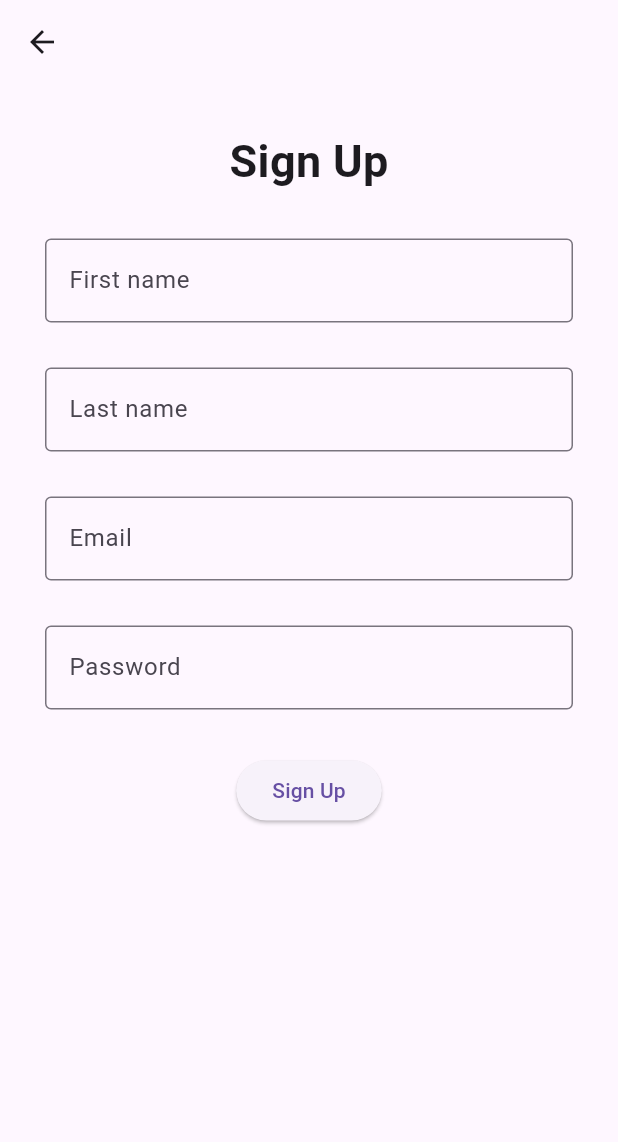
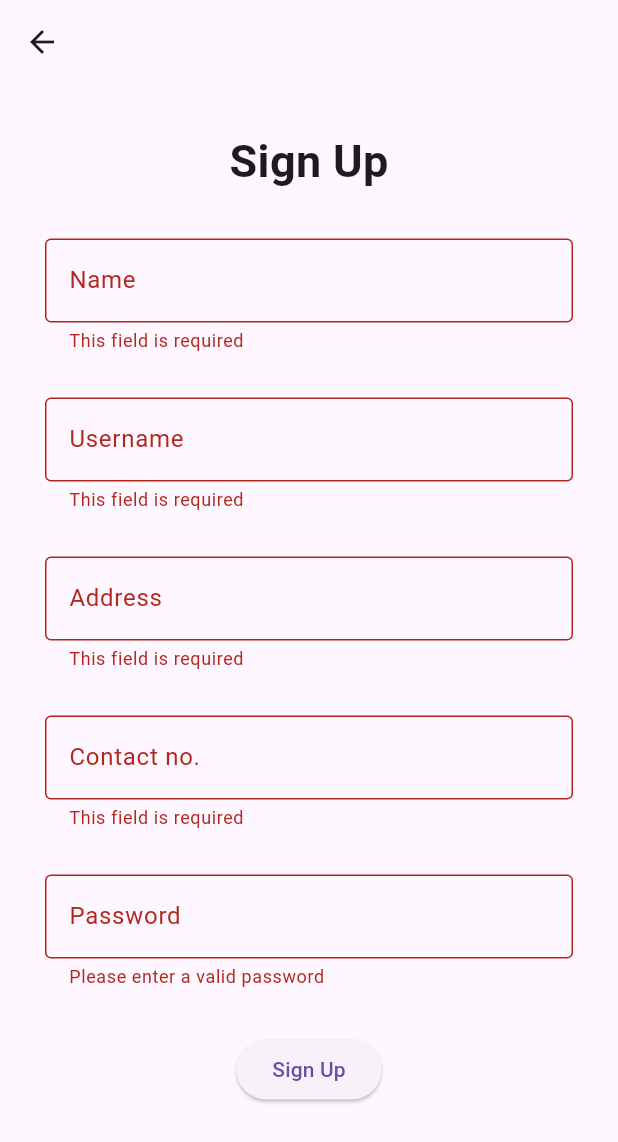
Before and after one commit to CinthSimbulan/CMSC-23-Project, a Flutter app: the SignUpPage screen opened directly, after a tap on "Sign Up", on a phone screen of 412 x 824 dp. Shown: the top 1142 px of the screen. Run offline on Flutter 3.47's test engine with Material 3 defaults, Android fonts, the phone set to English and light mode, and no system bars; our stand-ins replace image_picker.

Commit message:
Feat: Added the sign up and sign in pages

```diff
--- a/cmsc_23_project/lib/pages/SignInPage/signup.dart
+++ b/cmsc_23_project/lib/pages/SignInPage/signup.dart
@@ -14,14 +14,16 @@ class SignUpPage extends StatefulWidget {
 
 class _SignUpState extends State<SignUpPage> {
   final _formKey = GlobalKey<FormState>();
-  String? firstname;
-  String? lastname;
-  String? email;
+  String? name;
+  String? username;
+  String? address;
+  String? contact;
   String? password;
   final Map<String, dynamic> details = {
-    "Firstname": "",
-    "Lastname": "",
-    "Email": "",
+    "Name": "",
+    "Username": "",
+    "Address": "",
+    "Contact": ""
   };
 
   @override
@@ -37,9 +39,11 @@ class _SignUpState extends State<SignUpPage> {
                 mainAxisAlignment: MainAxisAlignment.center,
                 children: [
                   heading,
-                  firstnameField,
-                  lastnameField,
-                  emailField,
+                  nameField,
+                  usernameField,
+                  addressField,
+                  contactField,
+                  // emailField,
                   passwordField,
                   submitButton
                 ],
@@ -57,16 +61,16 @@ class _SignUpState extends State<SignUpPage> {
         ),
       );
 
-  Widget get firstnameField => Padding(
+  Widget get nameField => Padding(
         padding: const EdgeInsets.only(bottom: 30),
         child: TextFormField(
           decoration: const InputDecoration(
               border: OutlineInputBorder(),
-              label: Text("First name"),
-              hintText: "Enter your first name"),
+              label: Text("Name"),
+              hintText: "Enter your name"),
           onSaved: (value) => setState(() {
-            firstname = value;
-            details['Firstname'] = firstname;
+            name = value;
+            details['Name'] = name;
           }),
           validator: (value) {
             if (value == null || value.isEmpty) {
@@ -77,16 +81,16 @@ class _SignUpState extends State<SignUpPage> {
         ),
       );
 
-  Widget get lastnameField => Padding(
+  Widget get usernameField => Padding(
         padding: const EdgeInsets.only(bottom: 30),
         child: TextFormField(
           decoration: const InputDecoration(
               border: OutlineInputBorder(),
-              label: Text("Last name"),
-              hintText: "Enter your last name"),
+              label: Text("Username"),
+              hintText: "Enter your username"),
           onSaved: (value) => setState(() {
-            lastname = value;
-            details['Lastname'] = lastname;
+            username = value;
+            details['Username'] = username;
           }),
           validator: (value) {
             if (value == null || value.isEmpty) {
@@ -97,27 +101,69 @@ class _SignUpState extends State<SignUpPage> {
         ),
       );
 
-  Widget get emailField => Padding(
+  Widget get addressField => Padding(
         padding: const EdgeInsets.only(bottom: 30),
         child: TextFormField(
           decoration: const InputDecoration(
               border: OutlineInputBorder(),
-              label: Text("Email"),
-              hintText: "Enter a valid email"),
+              label: Text("Address"),
+              hintText: "Enter your address"),
           onSaved: (value) => setState(() {
-            // assert(EmailValidator.validate(value!),
-            //     "Please enter a valid email format");
-            // email = value;
-            // details['Email'] = email;
+            address = value;
+            details['Address'] = address;
           }),
           validator: (value) {
             if (value == null || value.isEmpty) {
-              return "Please enter a valid email format";
+              return "This field is required";
             }
             return null;
           },
         ),
       );
+
+  Widget get contactField => Padding(
+        padding: const EdgeInsets.only(bottom: 30),
+        child: TextFormField(
+          decoration: const InputDecoration(
+              border: OutlineInputBorder(),
+              label: Text("Contact no."),
+              hintText: "Enter your Contact Number"),
+          onSaved: (value) => setState(() {
+            contact = value;
+            details['Contact'] = contact;
+          }),
+          validator: (value) {
+            if (value == null || value.isEmpty) {
+              return "This field is required";
+            } else if (value.length != 11) {
+              return "Invalid contact number";
+            }
+            return null;
+          },
+        ),
+      );
+
+  // Widget get emailField => Padding(
+  //       padding: const EdgeInsets.only(bottom: 30),
+  //       child: TextFormField(
+  //         decoration: const InputDecoration(
+  //             border: OutlineInputBorder(),
+  //             label: Text("Email"),
+  //             hintText: "Enter a valid email"),
+  //         onSaved: (value) => setState(() {
+  //           assert(EmailValidator.validate(value!),
+  //               "Please enter a valid email format");
+  //           email = value;
+  //           details['Email'] = email;
+  //         }),
+  //         validator: (value) {
+  //           if (value == null || value.isEmpty) {
+  //             return "Please enter a valid email format";
+  //           }
+  //           return null;
+  //         },
+  //       ),
+  //     );
 
   Widget get passwordField => Padding(
         padding: const EdgeInsets.only(bottom: 30),
@@ -144,26 +190,26 @@ class _SignUpState extends State<SignUpPage> {
 
   Widget get submitButton => ElevatedButton(
       onPressed: () async {
-        // if (_formKey.currentState!.validate()) {
-        //   _formKey.currentState!.save();
-        //   print(details);
-        //   CollectionReference todosCollection =
-        //       FirebaseFirestore.instance.collection('users');
-        //   todosCollection.add({
-        //     'firstname': details['Firstname'],
-        //     'lastname': details['Lastname'],
-        //     'email': details['Email'],
-        //   }).then((docRef) {
-        //     String autoId = docRef.id;
-        //     docRef.update({'id': autoId});
-        //   });
-        //   await context
-        //       .read<UserAuthProvider>()
-        //       .authService
-        //       .signUp(email!, password!);
-        //   // check if the widget hasn't been disposed of after an asynchronous action
-        //   if (mounted) Navigator.pop(context);
-        // }
+        if (_formKey.currentState!.validate()) {
+          _formKey.currentState!.save();
+          print(details);
+          //     CollectionReference todosCollection =
+          //         FirebaseFirestore.instance.collection('users');
+          //     todosCollection.add({
+          //       'firstname': details['Firstname'],
+          //       'lastname': details['Lastname'],
+          //       'email': details['Email'],
+          //     }).then((docRef) {
+          //       String autoId = docRef.id;
+          //       docRef.update({'id': autoId});
+          //     });
+          //     await context
+          //         .read<UserAuthProvider>()
+          //         .authService
+          //         .signUp(email!, password!);
+          //     // check if the widget hasn't been disposed of after an asynchronous action
+          //     if (mounted) Navigator.pop(context);
+        }
       },
       child: const Text("Sign Up"));
 }
```
